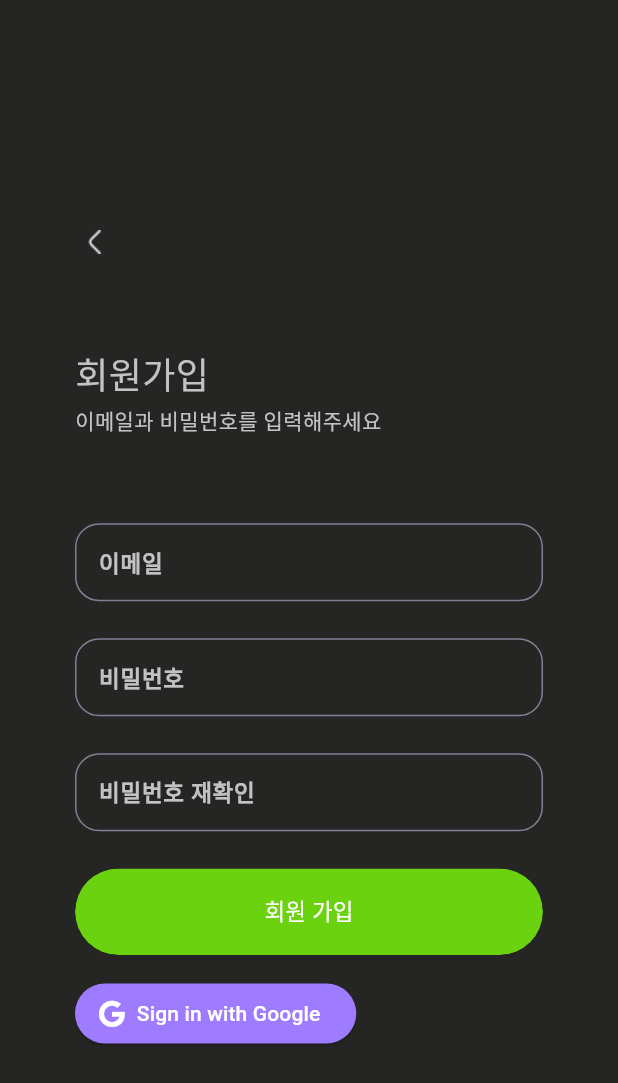
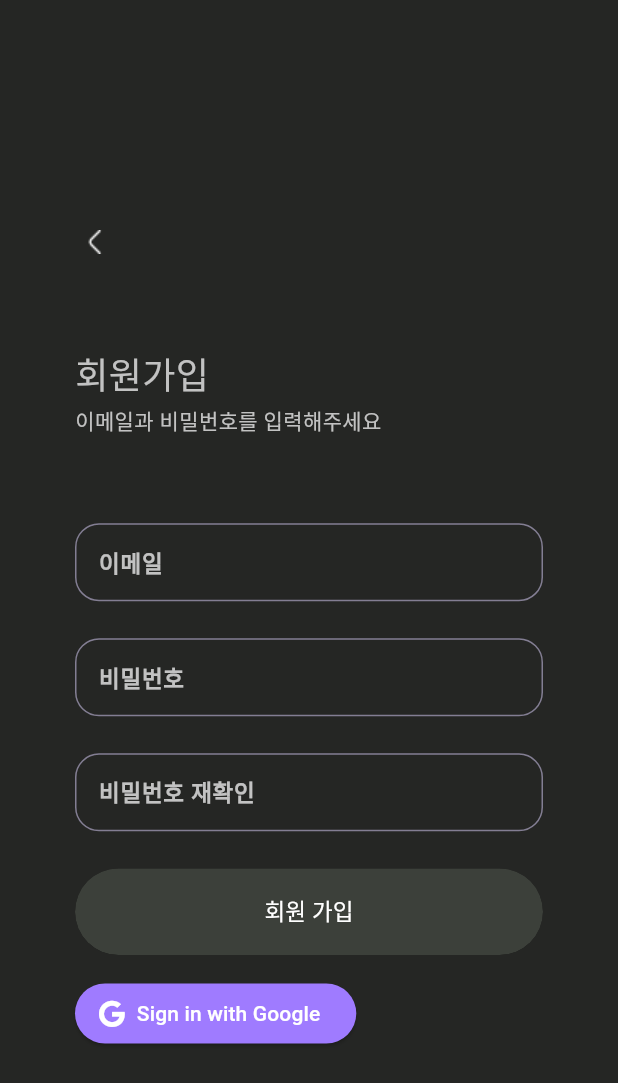
Before and after one commit to KwonMingi/nodevice_besports, a Flutter app: the screen it shows after launch, after a tap on "회원가입", on a phone screen of 412 x 824 dp. Shown: the top 1083 px of the screen. Run offline on Flutter 3.47's test engine with Material 3 defaults, Android fonts, the phone set to English and light mode, and no system bars; our stand-ins replace cloud_firestore, curved_navigation_bar, firebase_auth, firebase_core, flutter_riverpod, flutter_secure_storage and 6 more; missing offline and left inert: encrypt; accounts and stored records are empty; Roboto replaces fonts that are missing (Poppins).

Commit message:
feat : 로그인, 회원가입 버튼 활성화 기능 추가

```diff
--- a/nodevice/lib/ui/screens/sign_up/login_screen.dart
+++ b/nodevice/lib/ui/screens/sign_up/login_screen.dart
@@ -1,14 +1,15 @@
 import 'package:firebase_auth/firebase_auth.dart';
 import 'package:flutter/material.dart';
 import 'package:go_router/go_router.dart';
+
 import 'package:nodevice/constants/custom_colors.dart';
 import 'package:nodevice/constants/r_sizes.dart';
+
 import 'package:nodevice/ui/screens/sign_up/sign_in_google.dart';
 import 'package:nodevice/ui/screens/sign_up/sign_in_view_model.dart';
 import 'package:nodevice/ui/widgets/custom_buttons/custom_sign_in_button.dart';
-import 'package:nodevice/ui/widgets/custom_buttons/login_button_test.dart';
 import 'package:nodevice/ui/widgets/loading_dialog.dart';
-// import 'package:nodevice/ui/widgets/log_in_widgets/log_in_custom_button.dart';
+import 'package:nodevice/ui/widgets/log_in_widgets/log_in_custom_button.dart';
 import 'package:nodevice/ui/widgets/log_in_widgets/log_in_custom_text.dart';
 import 'package:nodevice/ui/widgets/log_in_widgets/log_in_custom_text_field.dart';
 import 'package:nodevice/utils/show_snackbar.dart';
@@ -46,6 +47,9 @@ class _LoginScreenState extends State<LoginScreen> {
   //     Navigator.of(context).pop();
   //   }
   // }
+  bool isButtonActivate() {
+    return model.emailController.text.isNotEmpty && model.passController.text.isNotEmpty;
+  }
 
   @override
   Widget build(BuildContext context) {
@@ -82,6 +86,7 @@ class _LoginScreenState extends State<LoginScreen> {
                     labelColor: const Color(0xFFC2C2C2),
                     borderColor: const Color(0xFF837E93),
                     focusedBorderColor: const Color(0xFF6BD20F),
+                    onChanged: (value) => setState(() {}),
                   ),
                   SizedBox(height: s.rSize("height", 30)),
 
@@ -92,6 +97,7 @@ class _LoginScreenState extends State<LoginScreen> {
                     borderColor: const Color(0xFF837E93),
                     focusedBorderColor: const Color(0xFF6BD20F),
                     isObscure: true,
+                    onChanged: (value) => setState(() {}),
                   ),
                   SizedBox(height: s.rSize("height", 20)),
 
@@ -191,7 +197,7 @@ class _LoginScreenState extends State<LoginScreen> {
                   ),
                   SizedBox(height: s.rSize("height", 10)),
 
-                  CustomButtonTest(
+                  CustomButton(
                     text: '로그인',
                     onPressed: () async {
                       showLoadingDialog(context); // 로딩 다이얼로그 표시
@@ -208,6 +214,7 @@ class _LoginScreenState extends State<LoginScreen> {
                     },
                     width: s.rSize("width", 1000),
                     height: s.rSize("height", 70),
+                    isActivate: isButtonActivate(),
                   ),
                   SizedBox(height: s.rSize("height", 30)),
 
--- a/nodevice/lib/ui/screens/sign_up/sign_up_screen.dart
+++ b/nodevice/lib/ui/screens/sign_up/sign_up_screen.dart
@@ -2,8 +2,10 @@ import 'package:firebase_auth/firebase_auth.dart';
 import 'package:flutter/material.dart';
 import 'package:font_awesome_flutter/font_awesome_flutter.dart';
 import 'package:go_router/go_router.dart';
+
 import 'package:nodevice/constants/custom_colors.dart';
 import 'package:nodevice/constants/r_sizes.dart';
+
 import 'package:nodevice/ui/screens/sign_up/sign_in_google.dart';
 import 'package:nodevice/ui/screens/sign_up/sign_in_view_model.dart';
 import 'package:nodevice/ui/widgets/loading_dialog.dart';
@@ -22,8 +24,12 @@ class _SingUpScreenState extends State<SingUpScreen> {
   SignInViewModel model = SignInViewModel();
 
   final snackbar = SnackbarManager();
+  late RSizes s;
 
-  late RSizes s;
+  bool isButtonActivate() {
+    return model.emailController.text.isNotEmpty && model.passController.text.isNotEmpty && model.repassController.text.isNotEmpty;
+  }
+
   @override
   Widget build(BuildContext context) {
     s = RSizes(
@@ -95,6 +101,7 @@ class _SingUpScreenState extends State<SingUpScreen> {
                     labelColor: const Color(0xFFC2C2C2),
                     borderColor: const Color(0xFF837E93),
                     focusedBorderColor: const Color(0xFF6bd20f),
+                    onChanged: (value) => setState(() {}),
                   ),
                   SizedBox(
                     height: s.rSize("height", 30),
@@ -107,6 +114,7 @@ class _SingUpScreenState extends State<SingUpScreen> {
                     borderColor: const Color(0xFF837E93),
                     focusedBorderColor: const Color(0xFF6bd20f),
                     isObscure: true,
+                    onChanged: (value) => setState(() {}),
                   ),
                   SizedBox(
                     height: s.rSize("height", 30),
@@ -119,6 +127,7 @@ class _SingUpScreenState extends State<SingUpScreen> {
                     borderColor: const Color(0xFF837E93),
                     focusedBorderColor: const Color(0xFF6bd20f),
                     isObscure: true,
+                    onChanged: (value) => setState(() {}),
                   ),
                   SizedBox(
                     height: s.rSize("height", 30),
@@ -137,7 +146,7 @@ class _SingUpScreenState extends State<SingUpScreen> {
                           //     curve: Curves.ease);
                         },
                         style: ElevatedButton.styleFrom(
-                          backgroundColor: const Color(0xFF6bd20f),
+                          backgroundColor: isButtonActivate() ? const Color(0xFF6BD20F) : const Color(0xFF3C403A),
                         ),
                         child: const Text(
                           '회원 가입',
--- a/nodevice/lib/ui/widgets/custom_buttons/login_button_test.dart
+++ /dev/null
@@ -1,42 +0,0 @@
-import 'package:flutter/material.dart';
-
-class CustomButtonTest extends StatelessWidget {
-  final String text;
-  final VoidCallback onPressed;
-  final double width;
-  final double height;
-
-  const CustomButtonTest({
-    Key? key,
-    required this.text,
-    required this.onPressed,
-    required this.width,
-    required this.height,
-  }) : super(key: key);
-
-  @override
-  Widget build(BuildContext context) {
-    return ClipRRect(
-      borderRadius: const BorderRadius.all(Radius.circular(33.5)),
-      child: SizedBox(
-        width: width,
-        height: height,
-        child: ElevatedButton(
-          onPressed: onPressed,
-          style: ElevatedButton.styleFrom(
-            backgroundColor: const Color(0xFF3C403A),
-          ),
-          child: Text(
-            text,
-            style: const TextStyle(
-              color: Colors.white,
-              fontSize: 15,
-              fontFamily: 'Poppins',
-              fontWeight: FontWeight.w500,
-            ),
-          ),
-        ),
-      ),
-    );
-  }
-}
--- a/nodevice/lib/ui/widgets/log_in_widgets/log_in_custom_button.dart
+++ b/nodevice/lib/ui/widgets/log_in_widgets/log_in_custom_button.dart
@@ -5,6 +5,7 @@ class CustomButton extends StatelessWidget {
   final VoidCallback onPressed;
   final double width;
   final double height;
+  final bool isActivate;
 
   const CustomButton({
     Key? key,
@@ -12,19 +13,20 @@ class CustomButton extends StatelessWidget {
     required this.onPressed,
     required this.width,
     required this.height,
+    this.isActivate = false,
   }) : super(key: key);
 
   @override
   Widget build(BuildContext context) {
     return ClipRRect(
-      borderRadius: const BorderRadius.all(Radius.circular(10)),
+      borderRadius: const BorderRadius.all(Radius.circular(33.5)),
       child: SizedBox(
         width: width,
         height: height,
         child: ElevatedButton(
           onPressed: onPressed,
           style: ElevatedButton.styleFrom(
-            backgroundColor: const Color(0xFF9F7BFF),
+            backgroundColor: isActivate ? const Color(0xFF6BD20F) : const Color(0xFF3C403A),
           ),
           child: Text(
             text,
--- a/nodevice/lib/ui/widgets/log_in_widgets/log_in_custom_text_field.dart
+++ b/nodevice/lib/ui/widgets/log_in_widgets/log_in_custom_text_field.dart
@@ -7,6 +7,7 @@ class CustomTextField extends StatelessWidget {
   final Color borderColor;
   final Color focusedBorderColor;
   final bool isObscure; // 추가된 부분
+  final Function(String)? onChanged;
 
   const CustomTextField({
     Key? key,
@@ -16,6 +17,7 @@ class CustomTextField extends StatelessWidget {
     required this.borderColor,
     required this.focusedBorderColor,
     this.isObscure = false, // 추가된 부분, 기본값은 false
+    this.onChanged,
   }) : super(key: key);
 
   @override
@@ -24,6 +26,7 @@ class CustomTextField extends StatelessWidget {
       controller: controller,
       textAlign: TextAlign.center,
       obscureText: isObscure, // 추가된 부분
+      onChanged: onChanged,
       style: const TextStyle(
         color: Colors.white,
         fontSize: 13,
```
